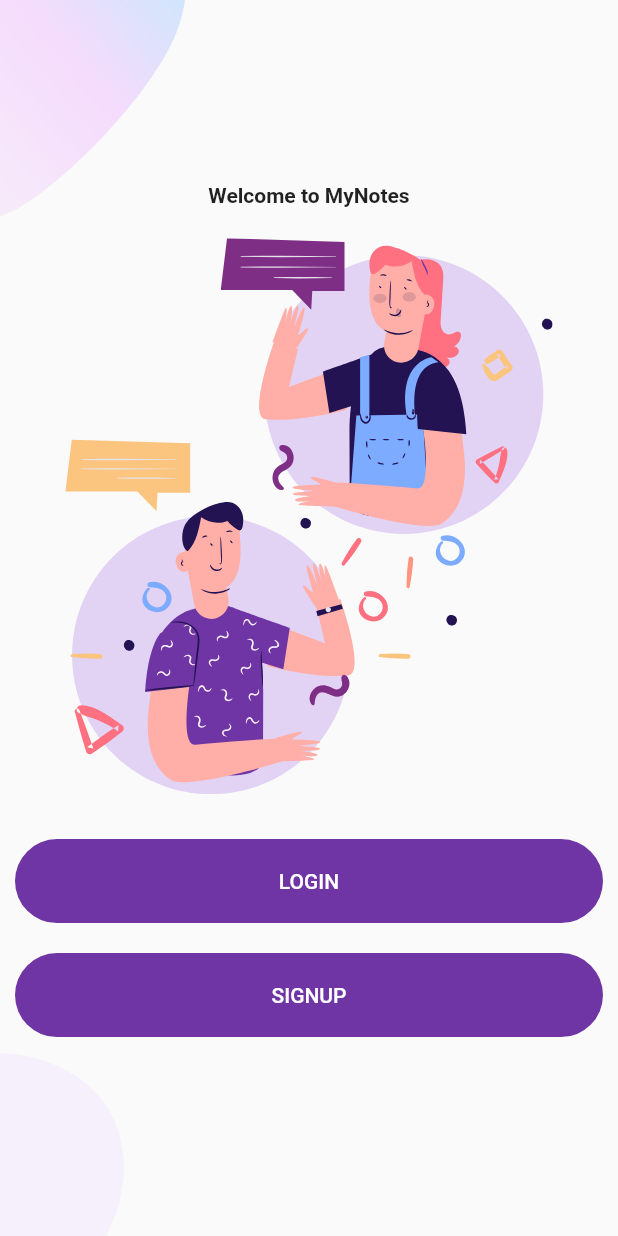
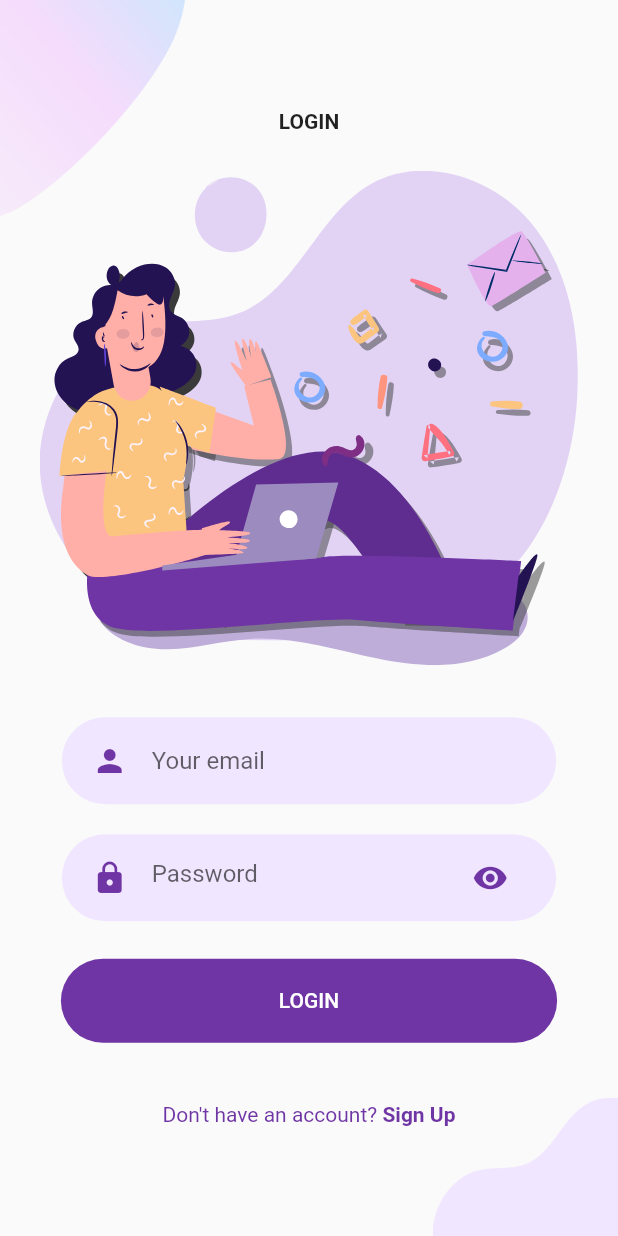
Before and after one commit to RevaldiDwiOctavian/MyNote, a Flutter app: the screen it shows after launch, after a tap on "LOGIN", on a phone screen of 412 x 824 dp. Run offline on Flutter 3.47's test engine with Material 2 defaults, Android fonts, the phone set to English and light mode, and no system bars; our stand-ins replace flutter_svg.

Commit message:
Adding login screen

```diff
--- /dev/null
+++ b/lib/views/screens/login/components/already_have_an_account_check.dart
@@ -0,0 +1,35 @@
+import 'package:flutter/material.dart';
+import 'package:uas/constant.dart';
+
+class AlreadeyHaveAnAccountCheck extends StatelessWidget {
+  final bool login;
+  final onTap;
+  const AlreadeyHaveAnAccountCheck({
+    Key? key,
+    required this.login,
+    required this.onTap,
+  }) : super(key: key);
+
+  @override
+  Widget build(BuildContext context) {
+    return Row(
+      mainAxisAlignment: MainAxisAlignment.center,
+      children: <Widget>[
+        Text(
+          login ? "Don't have an account? " : "Already have an account? ",
+          style: TextStyle(color: kPrimaryColor),
+        ),
+        GestureDetector(
+          onTap: onTap,
+          child: Text(
+            login ? "Sign Up" : "Sign In",
+            style: TextStyle(
+              color: kPrimaryColor,
+              fontWeight: FontWeight.bold,
+            ),
+          ),
+        ),
+      ],
+    );
+  }
+}
--- /dev/null
+++ b/lib/views/screens/login/components/background.dart
@@ -0,0 +1,40 @@
+import 'package:flutter/material.dart';
+
+class Background extends StatelessWidget {
+  final Widget child;
+  const Background({
+    Key? key,
+    required this.child,
+  }) : super(key: key);
+
+  @override
+  Widget build(BuildContext context) {
+    Size size = MediaQuery.of(context).size;
+    return Container(
+      width: double.infinity,
+      height: size.height,
+      child: Stack(
+        alignment: Alignment.center,
+        children: <Widget>[
+          Positioned(
+            top: 0,
+            left: 0,
+            child: Image.asset(
+              "assets/images/main_top.png",
+              width: size.width * 0.3,
+            ),
+          ),
+          Positioned(
+            bottom: 0,
+            right: 0,
+            child: Image.asset(
+              "assets/images/login_bottom.png",
+              width: size.width * 0.3,
+            ),
+          ),
+          SingleChildScrollView(child: child),
+        ],
+      ),
+    );
+  }
+}
--- /dev/null
+++ b/lib/views/screens/login/components/body.dart
@@ -0,0 +1,56 @@
+import 'package:flutter/material.dart';
+import 'package:flutter_svg/flutter_svg.dart';
+import 'package:uas/constant.dart';
+import 'package:uas/views/screens/login/components/background.dart';
+import 'package:uas/views/screens/login/components/rounded_input_field.dart';
+import 'package:uas/views/screens/login/components/text_field_container.dart';
+
+import 'already_have_an_account_check.dart';
+import 'rounded_button.dart';
+import 'rounded_password_field.dart';
+
+class Body extends StatelessWidget {
+  const Body({
+    Key? key,
+  }) : super(key: key);
+
+  @override
+  Widget build(BuildContext context) {
+    Size size = MediaQuery.of(context).size;
+    return Background(
+      child: Column(
+        mainAxisAlignment: MainAxisAlignment.center,
+        children: <Widget>[
+          Text(
+            "LOGIN",
+            style: TextStyle(fontWeight: FontWeight.bold),
+          ),
+          SizedBox(height: size.height * 0.03),
+          SvgPicture.asset(
+            "assets/icons/login.svg",
+            height: size.height * 0.4,
+          ),
+          SizedBox(height: size.height * 0.03),
+          RoundedInputField(
+            hintText: "Your email",
+            onChanged: (value) {},
+            icon: Icons.person,
+          ),
+          RoundedPasswordField(
+            onChanged: (value) {},
+          ),
+          RoundedButton(
+            color: kPrimaryColor,
+            onPressed: () {},
+            text: "LOGIN",
+          ),
+          SizedBox(height: size.height * 0.03),
+          AlreadeyHaveAnAccountCheck(
+            login: true,
+            onTap: () {},
+          ),
+        ],
+      ),
+    );
+  }
+}
--- /dev/null
+++ b/lib/views/screens/login/components/rounded_button.dart
@@ -0,0 +1,37 @@
+import 'package:flutter/material.dart';
+
+class RoundedButton extends StatelessWidget {
+  final Color color;
+  final onPressed;
+  final String text;
+  const RoundedButton({
+    Key? key,
+    required this.color,
+    this.onPressed,
+    required this.text,
+  }) : super(key: key);
+
+  @override
+  Widget build(BuildContext context) {
+    Size size = MediaQuery.of(context).size;
+    return Container(
+      margin: EdgeInsets.symmetric(vertical: 10),
+      padding: EdgeInsets.symmetric(horizontal: 20, vertical: 5),
+      width: size.width * 0.9,
+      decoration: BoxDecoration(
+        borderRadius: BorderRadius.circular(29),
+      ),
+      child: TextButton(
+        style: TextButton.styleFrom(
+          padding: EdgeInsets.symmetric(vertical: 20),
+          primary: Colors.white,
+          backgroundColor: color,
+          shape:
+              RoundedRectangleBorder(borderRadius: BorderRadius.circular(30)),
+        ),
+        onPressed: onPressed,
+        child: Text(text),
+      ),
+    );
+  }
+}
--- /dev/null
+++ b/lib/views/screens/login/components/rounded_input_field.dart
@@ -0,0 +1,32 @@
+import 'package:flutter/material.dart';
+import 'package:uas/constant.dart';
+import 'package:uas/views/screens/login/components/text_field_container.dart';
+
+class RoundedInputField extends StatelessWidget {
+  final String hintText;
+  final IconData icon;
+  final ValueChanged<String> onChanged;
+  const RoundedInputField({
+    Key? key,
+    required this.hintText,
+    required this.icon,
+    required this.onChanged,
+  }) : super(key: key);
+
+  @override
+  Widget build(BuildContext context) {
+    return TextFieldContainer(
+      child: TextField(
+        onChanged: onChanged,
+        decoration: InputDecoration(
+          icon: Icon(
+            Icons.person,
+            color: kPrimaryColor,
+          ),
+          hintText: hintText,
+          border: InputBorder.none,
+        ),
+      ),
+    );
+  }
+}
--- /dev/null
+++ b/lib/views/screens/login/components/rounded_password_field.dart
@@ -0,0 +1,32 @@
+import 'package:flutter/material.dart';
+import 'package:uas/constant.dart';
+
+import 'text_field_container.dart';
+
+class RoundedPasswordField extends StatelessWidget {
+  final ValueChanged<String> onChanged;
+  const RoundedPasswordField({
+    Key? key,
+    required this.onChanged,
+  }) : super(key: key);
+
+  @override
+  Widget build(BuildContext context) {
+    return TextFieldContainer(
+        child: TextField(
+      obscureText: true,
+      decoration: InputDecoration(
+        hintText: "Password",
+        icon: Icon(
+          Icons.lock,
+          color: kPrimaryColor,
+        ),
+        suffixIcon: Icon(
+          Icons.visibility,
+          color: kPrimaryColor,
+        ),
+        border: InputBorder.none,
+      ),
+    ));
+  }
+}
--- /dev/null
+++ b/lib/views/screens/login/components/text_field_container.dart
@@ -0,0 +1,25 @@
+import 'package:flutter/material.dart';
+import 'package:uas/constant.dart';
+
+class TextFieldContainer extends StatelessWidget {
+  final Widget child;
+  const TextFieldContainer({
+    Key? key,
+    required this.child,
+  }) : super(key: key);
+
+  @override
+  Widget build(BuildContext context) {
+    Size size = MediaQuery.of(context).size;
+    return Container(
+      margin: EdgeInsets.symmetric(vertical: 10),
+      padding: EdgeInsets.symmetric(horizontal: 20, vertical: 5),
+      width: size.width * 0.8,
+      decoration: BoxDecoration(
+        color: kPrimaryLightColor,
+        borderRadius: BorderRadius.circular(29),
+      ),
+      child: child,
+    );
+  }
+}
--- a/lib/views/screens/login/login_screen.dart
+++ b/lib/views/screens/login/login_screen.dart
@@ -2,6 +2,8 @@ import 'package:flutter/cupertino.dart';
 import 'package:flutter/material.dart';
 import 'package:flutter/src/foundation/key.dart';
 import 'package:flutter/src/widgets/framework.dart';
+
+import 'components/body.dart';
 
 class LoginScreen extends StatefulWidget {
   const LoginScreen({Key? key}) : super(key: key);
@@ -13,6 +15,8 @@ class LoginScreen extends StatefulWidget {
 class _LoginScreenState extends State<LoginScreen> {
   @override
   Widget build(BuildContext context) {
-    return Container();
+    return Scaffold(
+      body: Body(),
+    );
   }
 }
--- a/lib/views/screens/welcome/components/body.dart
+++ b/lib/views/screens/welcome/components/body.dart
@@ -4,6 +4,7 @@ import 'package:flutter/src/foundation/key.dart';
 import 'package:flutter/src/widgets/framework.dart';
 import 'package:flutter_svg/flutter_svg.dart';
 import 'package:uas/constant.dart';
+import 'package:uas/views/screens/login/login_screen.dart';
 
 import 'background.dart';
 
@@ -39,7 +40,16 @@ class Body extends StatelessWidget {
                       borderRadius: BorderRadius.circular(30)),
                   minimumSize: Size(size.width * 1, size.height * 0.01),
                 ),
-                onPressed: () {},
+                onPressed: () {
+                  Navigator.push(
+                    context,
+                    MaterialPageRoute(
+                      builder: (context) {
+                        return LoginScreen();
+                      },
+                    ),
+                  );
+                },
                 child: Text("LOGIN"),
               ),
             ),
```
